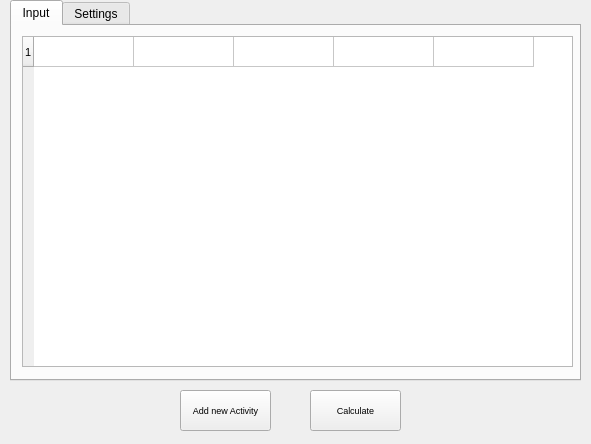
The window that mainwindow.ui (MrKarimiD/Project-Management) describes before a commit, drawn with Qt 5.
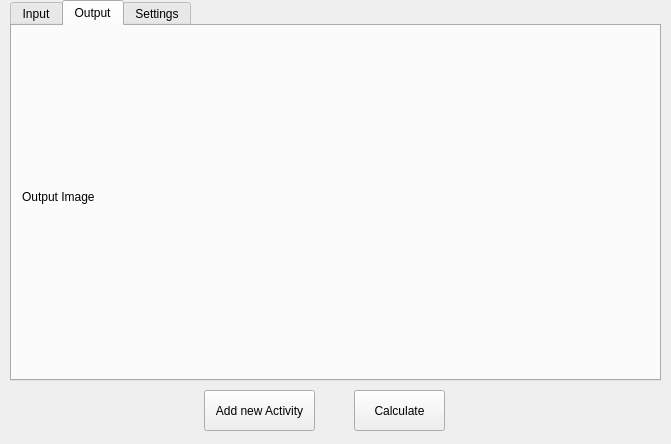
The same window after the commit. The open tabs and pages were chosen to show the change.

Commit message: Add gantt chart in Ui

What changed in the file:
```diff
--- a/mainwindow.ui
+++ b/mainwindow.ui
@@ -6,7 +6,7 @@
    <rect>
     <x>0</x>
     <y>0</y>
-    <width>591</width>
+    <width>671</width>
     <height>444</height>
    </rect>
   </property>
@@ -22,15 +22,15 @@
    <widget class="QPushButton" name="add_button">
     <property name="geometry">
      <rect>
-      <x>180</x>
+      <x>204</x>
       <y>390</y>
-      <width>91</width>
+      <width>111</width>
       <height>41</height>
      </rect>
     </property>
     <property name="font">
      <font>
-      <pointsize>7</pointsize>
+      <pointsize>9</pointsize>
      </font>
     </property>
     <property name="text">
@@ -40,12 +40,17 @@
    <widget class="QPushButton" name="calculate_table">
     <property name="geometry">
      <rect>
-      <x>310</x>
+      <x>354</x>
       <y>390</y>
       <width>91</width>
       <height>41</height>
      </rect>
     </property>
+    <property name="font">
+     <font>
+      <pointsize>9</pointsize>
+     </font>
+    </property>
     <property name="text">
      <string>Calculate</string>
     </property>
@@ -55,7 +60,7 @@
      <rect>
       <x>10</x>
       <y>0</y>
-      <width>571</width>
+      <width>651</width>
       <height>381</height>
      </rect>
     </property>
@@ -108,6 +113,24 @@
       <column/>
      </widget>
     </widget>
+    <widget class="QWidget" name="tab_3">
+     <attribute name="title">
+      <string>Output</string>
+     </attribute>
+     <widget class="QLabel" name="gantt_label">
+      <property name="geometry">
+       <rect>
+        <x>10</x>
+        <y>10</y>
+        <width>621</width>
+        <height>321</height>
+       </rect>
+      </property>
+      <property name="text">
+       <string>Output Image</string>
+      </property>
+     </widget>
+    </widget>
     <widget class="QWidget" name="tab_2">
      <attribute name="title">
       <string>Settings</string>
```
The commit also changes 2 other files.
